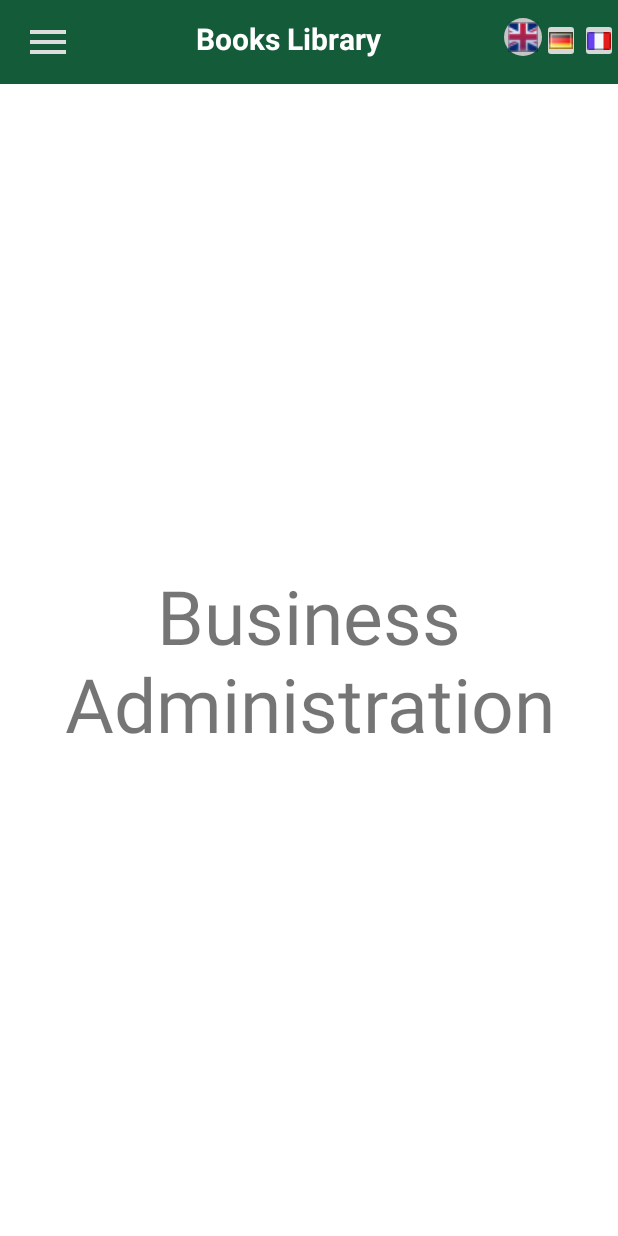
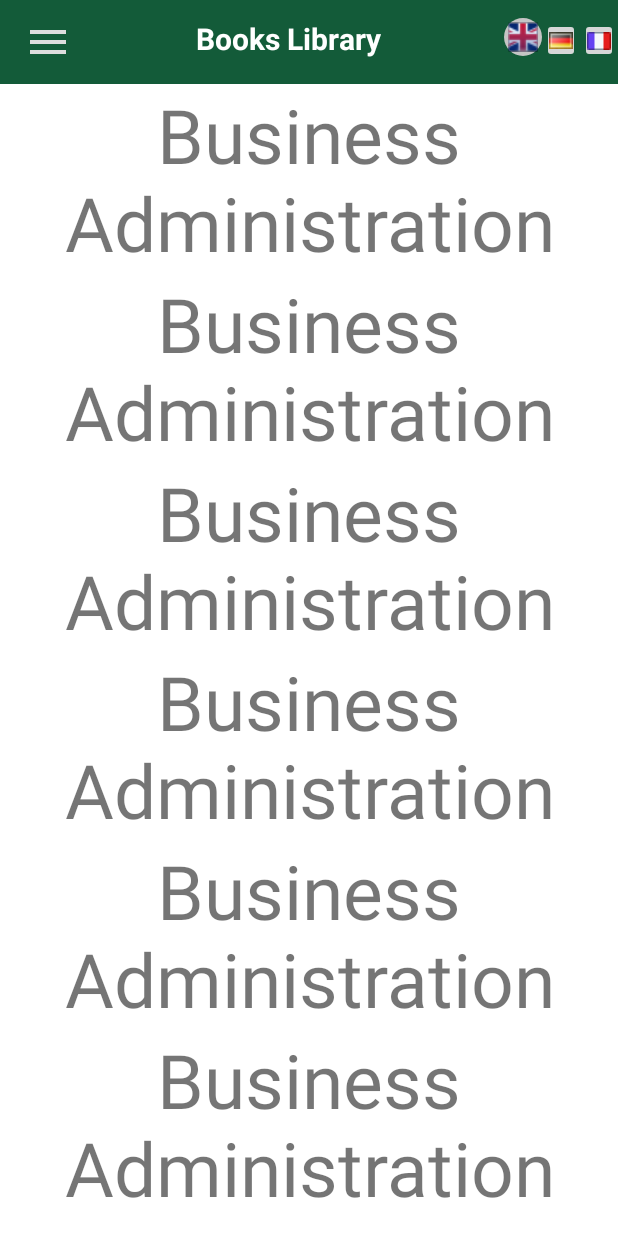
Before and after one commit to Omer-Guimdo/BookRegal, an Android app: the BusinessAdministration screen opened directly, with no data from a screen before it, on a phone screen of 412 x 824 dp. Run offline under Robolectric (Android 15) with nearby library versions, the light colour scheme and no system bars.

Commit message:
fixed ComputersienceActivity

```diff
--- a/app/src/main/java/de/romycomer/bookregal/ComputerSience.java
+++ b/app/src/main/java/de/romycomer/bookregal/ComputerSience.java
@@ -66,6 +66,10 @@ public class ComputerSience extends AppCompatActivity {
         MainActivity.redirectActivity(this, BusinessAdministration.class);
     }
 
+    public void clickBusiness_informatic(View view) {
+        MainActivity.redirectActivity(this, BusinessInformatic.class);
+    }
+
     public void clickPhysic(View view) {
         MainActivity.redirectActivity(this, Physic.class);
     }
--- a/app/src/main/res/layout/activity_business_administration.xml
+++ b/app/src/main/res/layout/activity_business_administration.xml
@@ -6,6 +6,11 @@
     android:layout_height="match_parent"
     android:id="@+id/drawer_layout"
     tools:context=".BusinessAdministration">
+
+    <ScrollView
+        android:layout_width="match_parent"
+        android:layout_height="match_parent">
+
 
     <LinearLayout
         android:layout_width="match_parent"
@@ -21,8 +26,40 @@
             android:text="@string/main_tv_titel_business_administration"
             android:textSize="50sp"
             android:gravity="center"/>
+        <TextView
+            android:layout_width="match_parent"
+            android:layout_height="match_parent"
+            android:text="@string/main_tv_titel_business_administration"
+            android:textSize="50sp"
+            android:gravity="center"/>
+        <TextView
+            android:layout_width="match_parent"
+            android:layout_height="match_parent"
+            android:text="@string/main_tv_titel_business_administration"
+            android:textSize="50sp"
+            android:gravity="center"/>
+        <TextView
+            android:layout_width="match_parent"
+            android:layout_height="match_parent"
+            android:text="@string/main_tv_titel_business_administration"
+            android:textSize="50sp"
+            android:gravity="center"/>
+        <TextView
+            android:layout_width="match_parent"
+            android:layout_height="match_parent"
+            android:text="@string/main_tv_titel_business_administration"
+            android:textSize="50sp"
+            android:gravity="center"/>        <TextView
+        android:layout_width="match_parent"
+        android:layout_height="match_parent"
+        android:text="@string/main_tv_titel_business_administration"
+        android:textSize="50sp"
+        android:gravity="center"/>
+
 
     </LinearLayout>
+
+    </ScrollView>
 
     <RelativeLayout
         android:layout_width="300dp"
@@ -34,6 +71,4 @@
             layout="@layout/main_nav_drawer"/>
 
     </RelativeLayout>
-
-
 </androidx.drawerlayout.widget.DrawerLayout>
```
